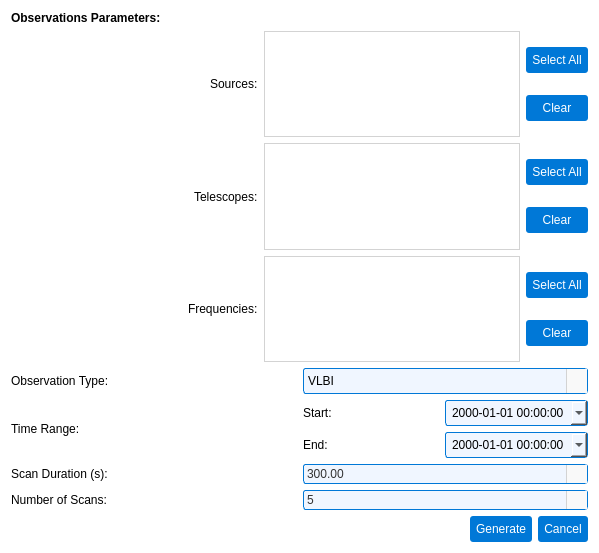
This is pastrocore/gui_pyside/dialog_generate_observations.ui in Torward1024/pAstroCORE as Qt 5 draws it before an edit. The edited form follows.
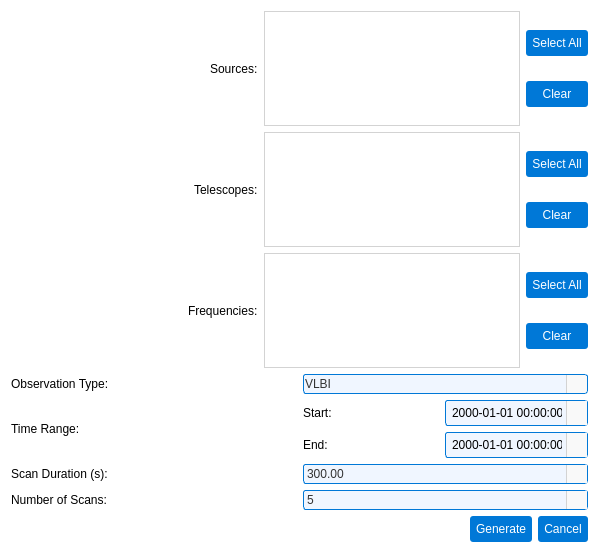
This is the edited form. Icons and pictures are not drawn.

```diff
--- a/pastrocore/gui_pyside/dialog_generate_observations.ui
+++ b/pastrocore/gui_pyside/dialog_generate_observations.ui
@@ -27,19 +27,6 @@
    <bool>true</bool>
   </property>
   <layout class="QVBoxLayout" name="mainLayout">
-   <item>
-    <widget class="QLabel" name="labelObservations">
-     <property name="font">
-      <font>
-       <family>Arial</family>
-       <bold>true</bold>
-      </font>
-     </property>
-     <property name="text">
-      <string>Observations Parameters:</string>
-     </property>
-    </widget>
-   </item>
    <item>
     <layout class="QGridLayout" name="gridLayout">
      <item row="0" column="0">
@@ -314,27 +301,86 @@
       <widget class="QComboBox" name="observationTypeCombo">
        <property name="styleSheet">
         <string notr="true">QComboBox {
-    background-color: #f0f6ff;
-    border: 1px solid #0078d7;
-    padding: 4px;
+    font-family: Arial;
+    font-size: 9pt;
+    color: #333333;
+    padding: 1px;
     border-radius: 3px;
+    background-color: #f9f9f9; /* Базовый фон, как у readOnly QLineEdit */
+    border: 1px solid #d3d3d3; /* Базовая граница, как у readOnly QLineEdit */
 }
-QComboBox:hover {
-    border: 1px solid #1a8cff;
+
+QComboBox:editable {
+    background-color: #f0f6ff; /* Фон для редактируемого состояния, как у readOnly=&quot;false&quot; */
+    border: 1px solid #0078d7; /* Граница для редактируемого состояния */
 }
-QComboBox:focus {
-    border: 1px solid #005bb5;
-    background-color: #ffffff;
+
+QComboBox:editable:hover {
+    border: 1px solid #1a8cff; /* Граница при наведении, как у readOnly=&quot;false&quot;:hover */
 }
+
+QComboBox:editable:focus {
+    border: 1px solid #005bb5; /* Граница при фокусе, как у readOnly=&quot;false&quot;:focus */
+    background-color: #ffffff; /* Фон при фокусе, как у readOnly=&quot;false&quot;:focus */
+}
+
+QComboBox:!editable {
+    background-color: #f0f6ff; /* Фон для редактируемого состояния, как у readOnly=&quot;false&quot; */
+    border: 1px solid #0078d7; /* Граница для редактируемого состояния */
+}
+
+QComboBox:!editable:hover {
+    border: 1px solid #1a8cff; /* Граница при наведении, как у readOnly=&quot;false&quot;:hover */
+}
+
+QComboBox:!editable:focus {
+    border: 1px solid #005bb5; /* Граница при фокусе, как у readOnly=&quot;false&quot;:focus */
+    background-color: #ffffff; /* Фон при фокусе, как у readOnly=&quot;false&quot;:focus */
+}
+
+/* Стилизация кнопки со стрелкой */
 QComboBox::drop-down {
+    subcontrol-origin: padding;
+    subcontrol-position: right;
     width: 20px;
-    border-left: 1px solid #d3d3d3;
-    background-color: #f9f9f9;
+    border-left: 1px solid #d3d3d3; /* Добавлена граница для визуального разделения */
+    border-top-right-radius: 3px;
+    border-bottom-right-radius: 3px;
+    background-color: #f9f9f9; /* Фон кнопки, совпадающий с основным */
 }
+
+QComboBox::drop-down:hover {
+    background-color: #0078d7; /* Лёгкое выделение при наведении */
+}
+
 QComboBox::down-arrow {
     image: url(:/icons/down_arrow_icon.svg);
     width: 12px;
     height: 12px;
+    /* Стандартная стрелка Qt, если нет иконки */
+    /* Если есть иконка, раскомментируйте: */
+    image: url(:/icons/down_arrow_icon.svg);
+}
+
+/* Стилизация выпадающего списка */
+QComboBox QAbstractItemView {
+    font-family: Arial;
+    font-size: 12pt;
+    color: #333333;
+    background-color: #ffffff;
+    border: 1px solid #d3d3d3;
+    selection-background-color: #0078d7;
+    selection-color: #ffffff;
+    padding: 1px;
+}
+
+QComboBox QAbstractItemView::item {
+    padding: 4px;
+    min-height: 20px;
+}
+
+QComboBox QAbstractItemView::item:hover {
+    background-color: #0078d7;
 }</string>
        </property>
        <item>
@@ -386,6 +432,22 @@
 QDateTimeEdit:focus {
     border: 1px solid #005bb5;
     background-color: #ffffff;
+}
+
+QDateTimeEdit::drop-down {
+    width: 20px;
+    border-left: 1px solid #d3d3d3;
+    background-color: #f9f9f9;
+}
+
+QDateTimeEdit::drop-down:hover {
+    background-color: #0078d7; /* Лёгкое выделение при наведении */
+}
+
+QDateTimeEdit::down-arrow {
+    image: url(:/icons/down_arrow_icon.svg);
+    width: 12px;
+    height: 12px;
 }</string>
            </property>
            <property name="displayFormat">
@@ -422,6 +484,22 @@
 QDateTimeEdit:focus {
     border: 1px solid #005bb5;
     background-color: #ffffff;
+}
+
+QDateTimeEdit::drop-down {
+    width: 20px;
+    border-left: 1px solid #d3d3d3;
+    background-color: #f9f9f9;
+}
+
+QDateTimeEdit::drop-down:hover {
+    background-color: #0078d7; /* Лёгкое выделение при наведении */
+}
+
+QDateTimeEdit::down-arrow {
+    image: url(:/icons/down_arrow_icon.svg);
+    width: 12px;
+    height: 12px;
 }</string>
            </property>
            <property name="displayFormat">
```
Left out of the diff: 1 changed line with no effect on the pictures.
